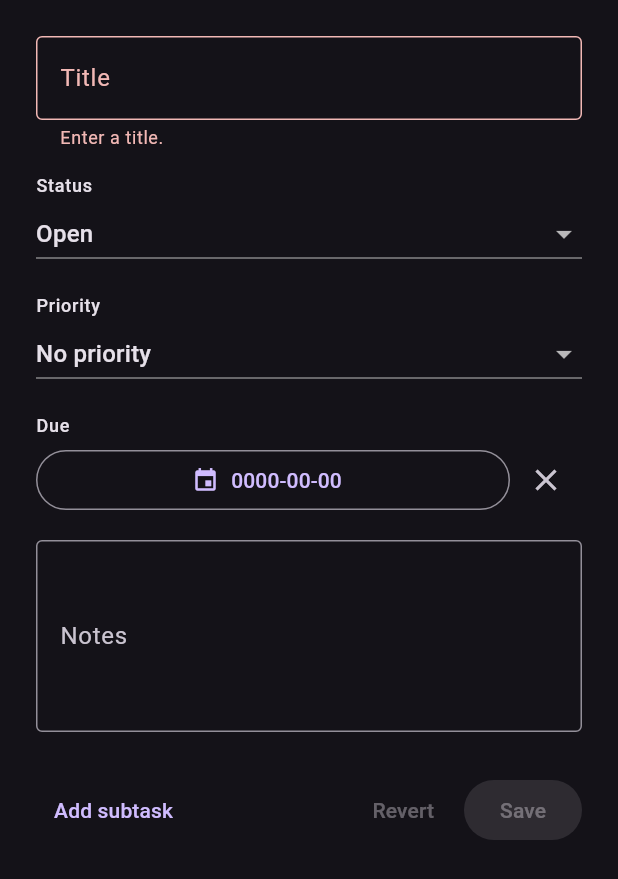
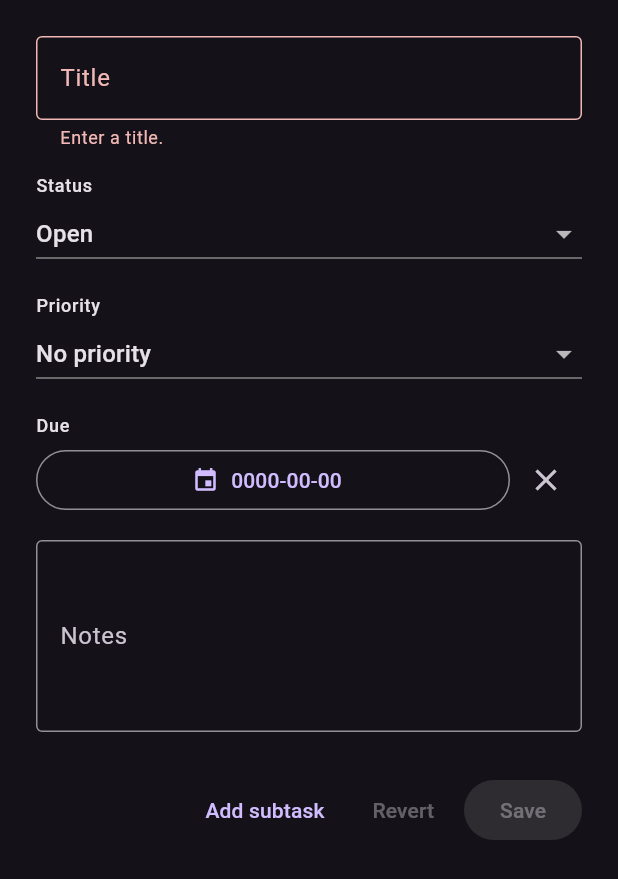
Before and after one commit to Imemoth/nexora, a Flutter app: the _TaskEditor widget shown alone on an empty page, opened directly with empty values, on a phone screen of 412 x 824 dp. Shown: the top 879 px of the screen. Run offline on Flutter 3.47's test engine with Material 3 defaults, Android fonts, the phone set to English and light mode, and no system bars.

Commit message:
fix: wrap the editor action row so it fits the 360 px details pane
CI run 43177327981 on fba47f4 ran the Flutter widget tests for the first time.
The editor action row (Add subtask, Revert, Save) was a fixed Row with a
Spacer. In the 312 px inner width of the details pane it overflowed by 88
pixels. That overflow broke 22 widget tests, including the exit and
unsaved-change tests that depend on the same editor. The row is now a Wrap, as
in Task 7. Layout only; no behaviour changed.

Co-Authored-By: Claude Haiku 5.5 <noreply@anthropic.com>

```diff
--- a/lib/features/tasks/presentation/details_pane.dart
+++ b/lib/features/tasks/presentation/details_pane.dart
@@ -121,7 +121,10 @@ class _TaskEditor extends StatelessWidget {
             ),
           ),
         const SizedBox(height: 16),
-        Row(
+        Wrap(
+          alignment: WrapAlignment.end,
+          spacing: 8,
+          runSpacing: 8,
           children: [
             TextButton(
               key: const ValueKey('add-subtask'),
@@ -135,13 +138,11 @@ class _TaskEditor extends StatelessWidget {
                   : null,
               child: const Text(AppStrings.addSubtaskAction),
             ),
-            const Spacer(),
             TextButton(
               key: const ValueKey('revert'),
               onPressed: dirty ? notifier.revertDraft : null,
               child: const Text(AppStrings.revertAction),
             ),
-            const SizedBox(width: 8),
             FilledButton(
               key: const ValueKey('save'),
               onPressed: dirty ? () => notifier.saveDraft() : null,
```
